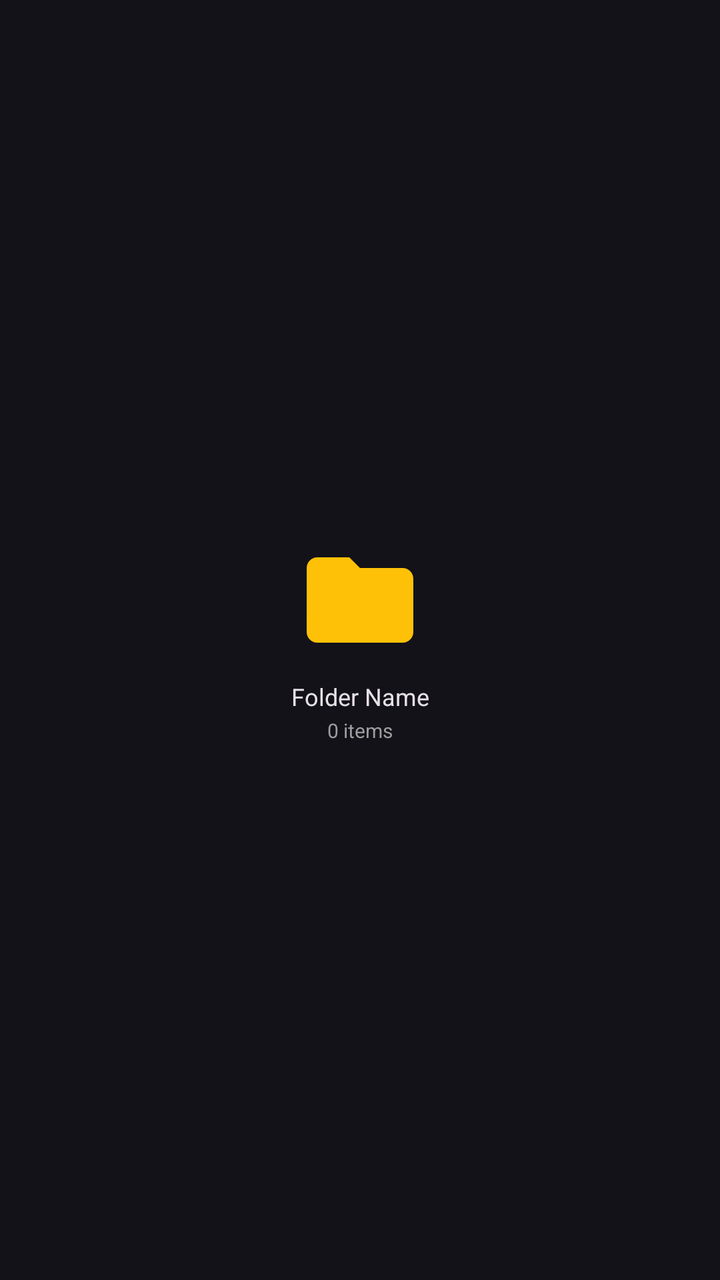
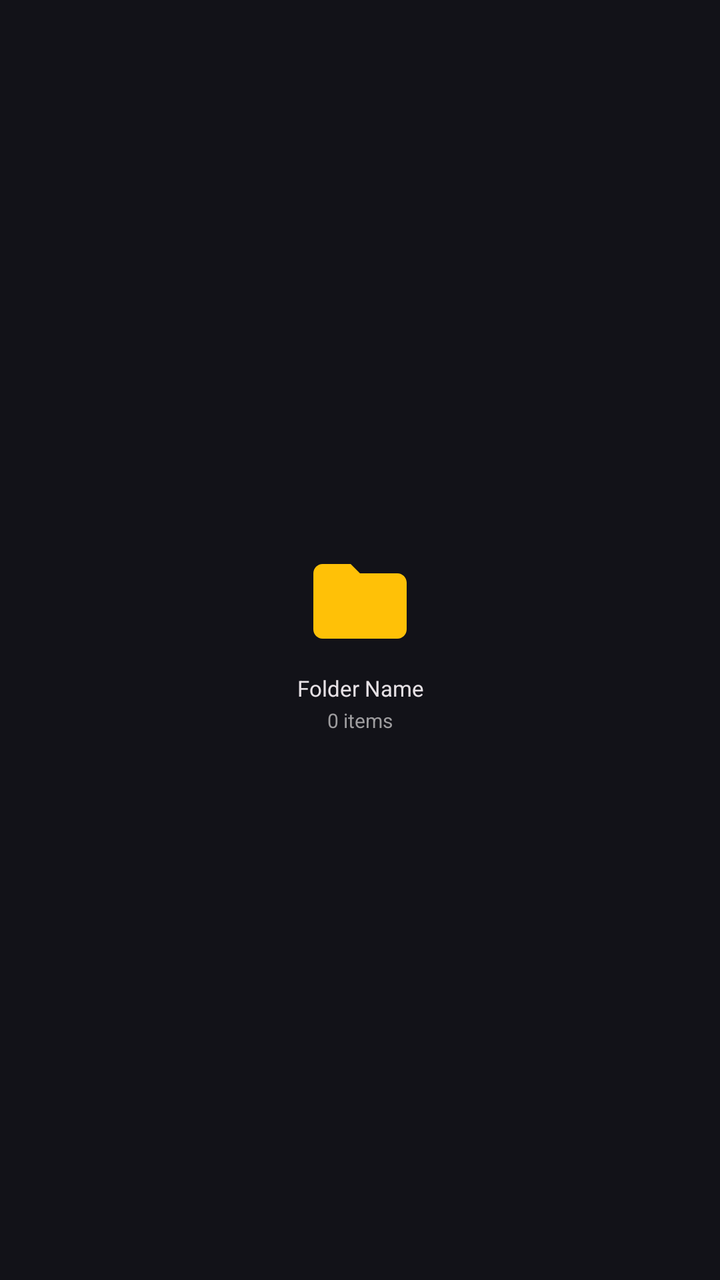

Before-and-after screenshots of an Android layout around one commit, followed by the original layout XML and the change that was made.
<!-- AndroidManifest.xml: application theme Theme.StoreMeNative -->
<!-- res/layout/item_file_grid.xml -->
<?xml version="1.0" encoding="utf-8"?>
<LinearLayout xmlns:android="http://schemas.android.com/apk/res/android"
    xmlns:app="http://schemas.android.com/apk/res-auto"
    android:layout_width="match_parent"
    android:layout_height="wrap_content"
    android:orientation="vertical"
    android:gravity="center"
    android:padding="8dp"
    android:background="?attr/selectableItemBackground"
    android:clickable="true"
    android:focusable="true">

    <RelativeLayout
        android:layout_width="64dp"
        android:layout_height="64dp"
        android:layout_marginBottom="8dp">

        <ImageView
            android:id="@+id/imgFileIcon"
            android:layout_width="match_parent"
            android:layout_height="match_parent"
            android:src="@drawable/ic_folder"
            app:tint="#FFC107" />

        <ImageView
            android:id="@+id/imgOverlay"
            android:layout_width="20dp"
            android:layout_height="20dp"
            android:layout_centerInParent="true"
            android:src="@drawable/ic_image"
            android:tint="#FFFFFF"
            android:visibility="gone"/>

        <ImageView
            android:id="@+id/imgSelect"
            android:layout_width="24dp"
            android:layout_height="24dp"
            android:src="@drawable/ic_uncheck_circle_outline"
            android:layout_alignParentEnd="true"
            android:layout_alignParentTop="true"
            android:background="@drawable/bg_md3_surface"
            android:visibility="gone"/>
    </RelativeLayout>

    <TextView
        android:id="@+id/textFileName"
        android:layout_width="match_parent"
        android:layout_height="wrap_content"
        android:text="Folder Name"
        android:textColor="@color/md3_text_primary"
        android:textSize="12sp"
        android:maxLines="2"
        android:gravity="center"
        android:ellipsize="end"/>

    <TextView
        android:id="@+id/textItemCount"
        android:layout_width="match_parent"
        android:layout_height="wrap_content"
        android:text="0 items"
        android:textColor="@color/md3_text_secondary"
        android:textSize="10sp"
        android:gravity="center"
        android:maxLines="1"
        android:layout_marginTop="2dp"/>
    
    <TextView
        android:id="@+id/textFileDate"
        android:layout_width="0dp"
        android:layout_height="0dp"
        android:visibility="gone" /> 
</LinearLayout>
<!-- resources referenced by this layout -->
<resources>
  <color name="md3_text_primary">#E6E1E5</color>
  <color name="md3_text_secondary">#9E9D9F</color>
  <!-- drawable bg_md3_surface (drawable) -->
  <?xml version="1.0" encoding="utf-8"?>
  <shape xmlns:android="http://schemas.android.com/apk/res/android">
      <solid android:color="@color/md3_surface"/>
      <corners android:radius="16dp"/>
  </shape>
  <!-- drawable ic_folder (drawable) -->
  <vector xmlns:android="http://schemas.android.com/apk/res/android" android:width="24dp" android:height="24dp" android:viewportWidth="24" android:viewportHeight="24" android:tint="#3B82F6">
      <path android:fillColor="#FF000000" android:pathData="M10,4H4c-1.1,0 -1.99,0.9 -1.99,2L2,18c0,1.1 0.9,2 2,2h16c1.1,0 2,-0.9 2,-2V8c0,-1.1 -0.9,-2 -2,-2h-8l-2,-2z"/>
  </vector>
  <!-- drawable ic_image (drawable) -->
  <vector xmlns:android="http://schemas.android.com/apk/res/android" android:width="24dp" android:height="24dp" android:viewportWidth="24" android:viewportHeight="24" android:tint="#10B981">
      <path android:fillColor="#FF000000" android:pathData="M21,19V5c0,-1.1 -0.9,-2 -2,-2H5c-1.1,0 -2,0.9 -2,2v14c0,1.1 0.9,2 2,2h14c1.1,0 2,-0.9 2,-2zM8.5,13.5l2.5,3.01L14.5,12l4.5,6H5l3.5,-4.5z"/>
  </vector>
  <!-- drawable ic_uncheck_circle_outline (drawable) -->
  <vector xmlns:android="http://schemas.android.com/apk/res/android"
      android:width="24dp"
      android:height="24dp"
      android:viewportWidth="24"
      android:viewportHeight="24">
    <path
        android:pathData="M12,2C6.48,2 2,6.48 2,12s4.48,10 10,10 10,-4.48 10,-10S17.52,2 12,2zM12,20c-4.42,0 -8,-3.58 -8,-8s3.58,-8 8,-8 8,3.58 8,8 -3.58,8 -8,8z"
        android:fillColor="#757575"/>
  </vector>
  <style name="Theme.StoreMeNative" parent="Theme.MaterialComponents.DayNight.NoActionBar">
          <item name="android:windowBackground">@color/md3_bg</item>
          <item name="android:statusBarColor">@color/md3_bg</item>
          <item name="android:windowLightStatusBar">false</item>
          <item name="colorPrimary">@color/md3_primary</item>
          <item name="colorAccent">@color/md3_primary</item>
          
          
          <item name="colorControlHighlight">#33FFFFFF</item>
      </style>
  <color name="md3_surface">#1C1B22</color>
  <color name="md3_bg">#121218</color>
  <color name="md3_primary">#4F8EF7</color>
</resources>

<!-- the commit's change to res/layout/item_file_grid.xml (unified diff, before → after) -->
@@ -1,45 +1,44 @@
 <?xml version="1.0" encoding="utf-8"?>
-<LinearLayout xmlns:android="http://schemas.android.com/apk/res/android"
-    xmlns:app="http://schemas.android.com/apk/res-auto"
-    android:layout_width="match_parent"
-    android:layout_height="wrap_content"
-    android:orientation="vertical"
-    android:gravity="center"
-    android:padding="8dp"
-    android:background="?attr/selectableItemBackground"
-    android:clickable="true"
-    android:focusable="true">
+<LinearLayout xmlns:android="http://schemas.android.com/apk/res/android" xmlns:app="http://schemas.android.com/apk/res-auto"
+        android:layout_width="match_parent"
+        android:layout_height="wrap_content"
+        android:orientation="vertical"
+        android:gravity="center"
+        android:padding="8dp"
+        android:background="?attr/selectableItemBackground"
+        android:clickable="true"
+        android:focusable="true">
 
     <RelativeLayout
         android:layout_width="64dp"
-        android:layout_height="64dp"
+        android:layout_height="56dp"
         android:layout_marginBottom="8dp">
 
         <ImageView
-            android:id="@+id/imgFileIcon"
-            android:layout_width="match_parent"
-            android:layout_height="match_parent"
-            android:src="@drawable/ic_folder"
-            app:tint="#FFC107" />
+        android:id="@+id/imgFileIcon"
+        android:layout_width="match_parent"
+        android:layout_height="match_parent"
+        android:src="@drawable/ic_folder"
+        app:tint="#FFC107"/>
 
         <ImageView
-            android:id="@+id/imgOverlay"
-            android:layout_width="20dp"
-            android:layout_height="20dp"
-            android:layout_centerInParent="true"
-            android:src="@drawable/ic_image"
-            android:tint="#FFFFFF"
-            android:visibility="gone"/>
+        android:id="@+id/imgOverlay"
+        android:layout_width="20dp"
+        android:layout_height="20dp"
+        android:layout_centerInParent="true"
+        android:src="@drawable/ic_image"
+        android:tint="#FFFFFF"
+        android:visibility="gone"/>
 
         <ImageView
-            android:id="@+id/imgSelect"
-            android:layout_width="24dp"
-            android:layout_height="24dp"
-            android:src="@drawable/ic_uncheck_circle_outline"
-            android:layout_alignParentEnd="true"
-            android:layout_alignParentTop="true"
-            android:background="@drawable/bg_md3_surface"
-            android:visibility="gone"/>
+        android:id="@+id/imgSelect"
+        android:layout_width="24dp"
+        android:layout_height="24dp"
+        android:src="@drawable/ic_uncheck_circle_outline"
+        android:layout_alignParentEnd="true"
+        android:layout_alignParentTop="true"
+        android:background="@drawable/bg_md3_surface"
+        android:visibility="gone"/>
     </RelativeLayout>
 
     <TextView
@@ -48,7 +47,7 @@
         android:layout_height="wrap_content"
         android:text="Folder Name"
         android:textColor="@color/md3_text_primary"
-        android:textSize="12sp"
+        android:textSize="11sp"
         android:maxLines="2"
         android:gravity="center"
         android:ellipsize="end"/>
@@ -68,5 +67,5 @@
         android:id="@+id/textFileDate"
         android:layout_width="0dp"
         android:layout_height="0dp"
-        android:visibility="gone" /> 
+        android:visibility="gone"/> 
 </LinearLayout>
